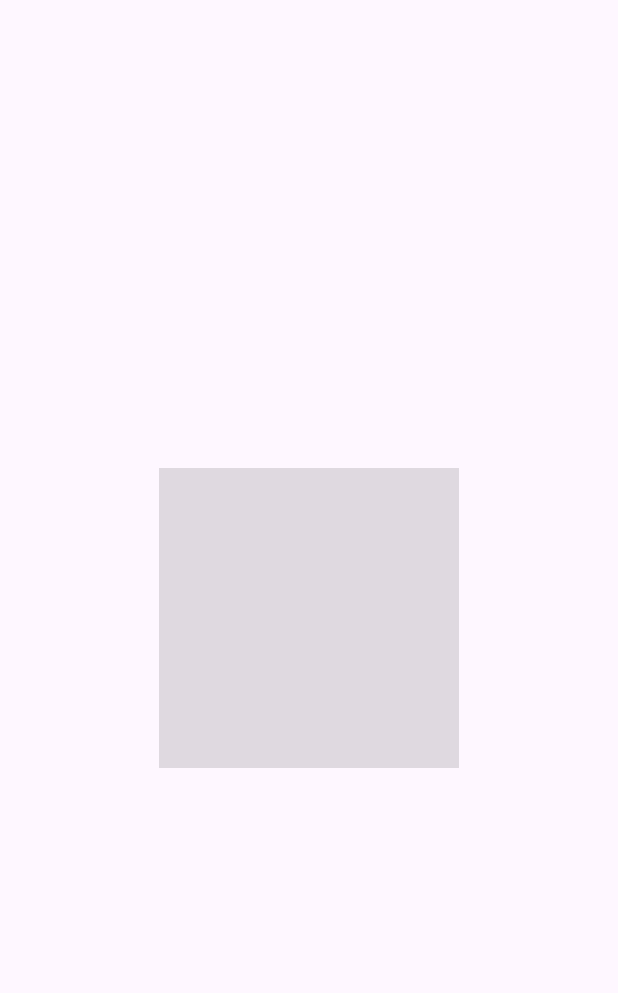
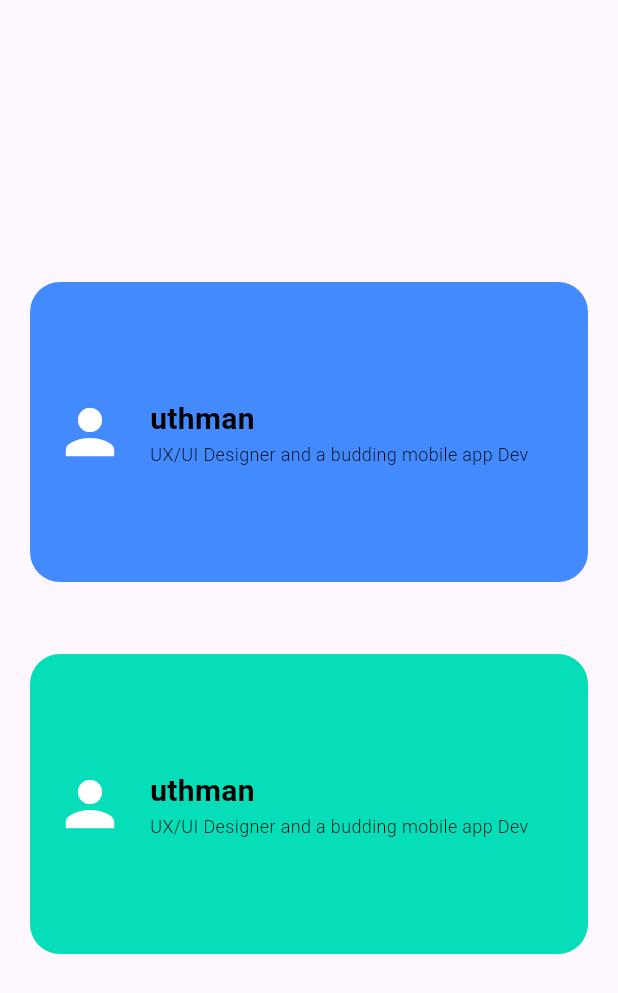
Before and after one commit to 09011399255/Flutter-learning_projects-, a Flutter app: the screen it shows after launch, on a phone screen of 412 x 824 dp. Shown: the top 993 px of the screen. Run offline on Flutter 3.47's test engine with Material 3 defaults, Android fonts, the phone set to English and light mode, and no system bars.

Commit message:
Completed Day 3 - Profile Card UI

```diff
--- a/lib/Day2.dart
+++ b/lib/Day2.dart
@@ -5,6 +5,8 @@ void main() {
 }
 
 class MyApp extends StatelessWidget {
+  const MyApp({super.key});
+
   @override
   Widget build(BuildContext context) {
     return MaterialApp(
@@ -13,12 +15,12 @@ class MyApp extends StatelessWidget {
         body: Center(
           child: Container(
             width: 250,
-            padding: EdgeInsets.all(20), // space inside
+            padding: const EdgeInsets.all(20), // space inside
             decoration: BoxDecoration(
               color: Colors.blueAccent,
               borderRadius: BorderRadius.circular(20),
             ),
-            child: Column(
+            child: const Column(
               mainAxisSize: MainAxisSize.min, // Wrap to content
               children: [
                 Icon(
--- a/lib/main.dart
+++ b/lib/main.dart
@@ -1,32 +1,111 @@
 import "package:flutter/material.dart";
+import "package:flutter/widgets.dart";
 
 void main() {
-  runApp(MyApp());
+  runApp(const MyApp());
 }
 
 class MyApp extends StatelessWidget {
+  const MyApp({super.key});
+
   @override
   Widget build(BuildContext context) {
     return MaterialApp(
       home: Scaffold(
           backgroundColor: Colors.grey[20],
-          body: Center(
-            child: Row(
+          body:  Center(
+              child: Column(
+                mainAxisSize: MainAxisSize.min,
+
+                children: [
+
+                  Container(
+              width: 600,
+              height: 200,
+              padding: EdgeInsets.all(16),
+              margin: EdgeInsets.all(20),
+              decoration: BoxDecoration(
+                color: Colors.blueAccent,
+                borderRadius: BorderRadius.circular(20)
+              ),
+
+
+            child: const Row(
               mainAxisSize: MainAxisSize.min,
-              children: [
-                Container(width: 200, height: 200, color: Colors.black12,)
+               children: [
+              Icon(Icons.person , color : Colors.white , size:48,),
+
+              SizedBox(width: 16),
+              Column(
+                mainAxisSize: MainAxisSize.min,
+
+                crossAxisAlignment: CrossAxisAlignment.start,
+                children: [
+                  Text(
+                    "uthman",
+                    style: TextStyle(color: Colors.black, fontSize: 20, fontWeight: FontWeight.bold),
+                  ),
+                  Text(
+                    "UX/UI Designer and a budding mobile app Dev",
+                    style: TextStyle(color: Colors.black, fontSize: 12, fontWeight: FontWeight.w300),
+                  ),
+                ],
+
+              )
+            ],
+            ),
+
+            ),
+            SizedBox(height: 8),
+
+
+                   Container(
+              width: 600,
+              height: 200,
+              padding: EdgeInsets.all(16),
+              margin: EdgeInsets.all(20),
+              decoration: BoxDecoration(
+                color: Color.fromARGB(255, 6, 221, 185),
+                borderRadius: BorderRadius.circular(20)
+              ),
+
+
+            child: const Row(
+              mainAxisSize: MainAxisSize.min,
+               children: [
+              Icon(Icons.person , color : Colors.white , size:48,),
+
+              SizedBox(width: 16),
+              Column(
+                mainAxisSize: MainAxisSize.min,
+
+                crossAxisAlignment: CrossAxisAlignment.start,
+                children: [
+                  Text(
+                    "uthman",
+                    style: TextStyle(color: Colors.black, fontSize: 20, fontWeight: FontWeight.bold),
+                  ),
+                  Text(
+                    "UX/UI Designer and a budding mobile app Dev",
+                    style: TextStyle(color: Colors.black, fontSize: 12, fontWeight: FontWeight.w300),
+                  ),
+                ],
+
+              )
+
+
+                ],
+              ),
+          ),
+                ]
+      ),
 
 
 
-              ],
+          )
 
 
-
-            ),
-          ),
-      ),
-
-
+      )
     );
   }
 }
```
Also changed, not shown: lib/Rowpractice.dart (added, +34 -0 lines), lib/practice.dart (+10 -8 lines), 1 other file.
